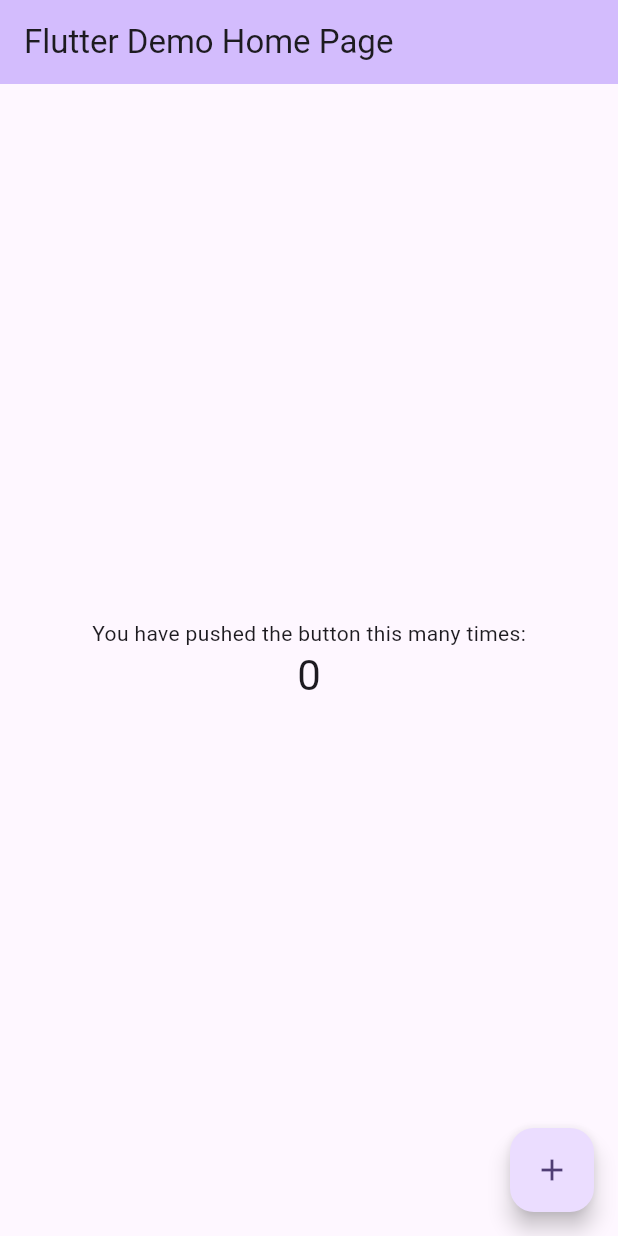
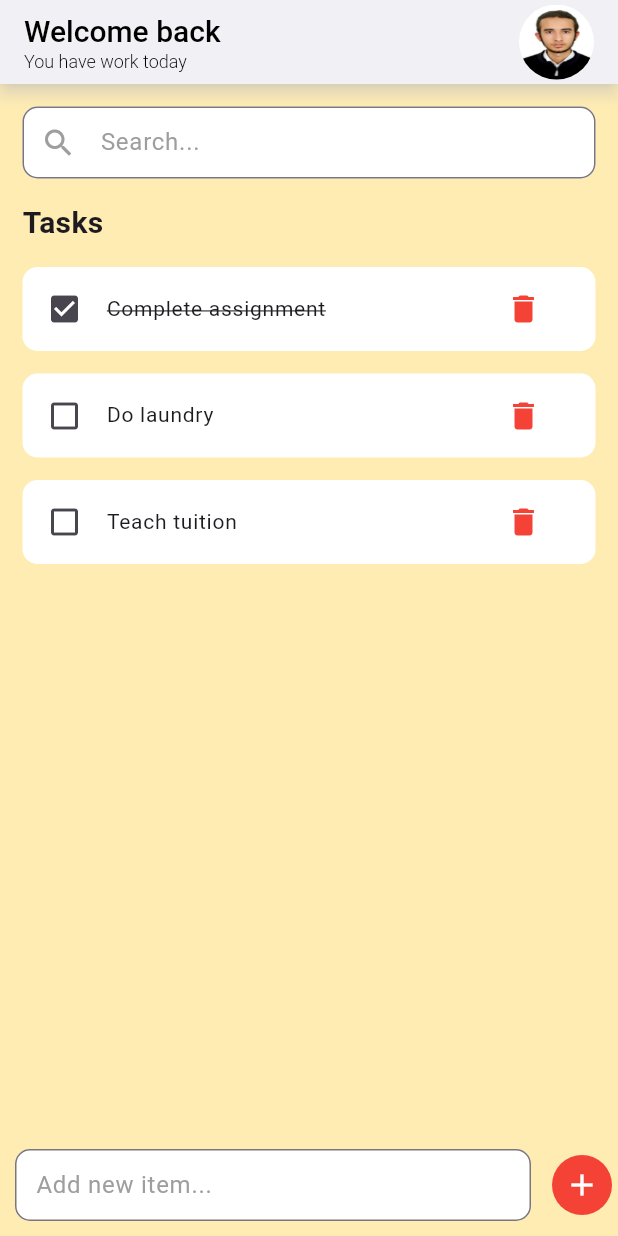
Before and after one commit to nlzza/to_do_app, a Flutter app: the screen it shows after launch, on a phone screen of 412 x 824 dp. Run offline on Flutter 3.47's test engine with Material 3 defaults, Android fonts, the phone set to English and light mode, and no system bars.

Commit message:
Final project

```diff
--- a/lib/main.dart
+++ b/lib/main.dart
@@ -1,4 +1,5 @@
 import 'package:flutter/material.dart';
+import 'screens/home.dart';
 
 void main() {
   runApp(const MyApp());
@@ -12,114 +13,12 @@ class MyApp extends StatelessWidget {
   Widget build(BuildContext context) {
     return MaterialApp(
       title: 'Flutter Demo',
+      debugShowCheckedModeBanner: false,
       theme: ThemeData(
-        // This is the theme of your application.
-        //
-        // TRY THIS: Try running your application with "flutter run". You'll see
-        // the application has a purple toolbar. Then, without quitting the app,
-        // try changing the seedColor in the colorScheme below to Colors.green
-        // and then invoke "hot reload" (save your changes or press the "hot
-        // reload" button in a Flutter-supported IDE, or press "r" if you used
-        // the command line to start the app).
-        //
-        // Notice that the counter didn't reset back to zero; the application
-        // state is not lost during the reload. To reset the state, use hot
-        // restart instead.
-        //
-        // This works for code too, not just values: Most code changes can be
-        // tested with just a hot reload.
         colorScheme: ColorScheme.fromSeed(seedColor: Colors.deepPurple),
         useMaterial3: true,
       ),
-      home: const MyHomePage(title: 'Flutter Demo Home Page'),
+      home: const MyHomePage(title: 'Welcome back'),
     );
   }
 }
-
-class MyHomePage extends StatefulWidget {
-  const MyHomePage({super.key, required this.title});
-
-  // This widget is the home page of your application. It is stateful, meaning
-  // that it has a State object (defined below) that contains fields that affect
-  // how it looks.
-
-  // This class is the configuration for the state. It holds the values (in this
-  // case the title) provided by the parent (in this case the App widget) and
-  // used by the build method of the State. Fields in a Widget subclass are
-  // always marked "final".
-
-  final String title;
-
-  @override
-  State<MyHomePage> createState() => _MyHomePageState();
-}
-
-class _MyHomePageState extends State<MyHomePage> {
-  int _counter = 0;
-
-  void _incrementCounter() {
-    setState(() {
-      // This call to setState tells the Flutter framework that something has
-      // changed in this State, which causes it to rerun the build method below
-      // so that the display can reflect the updated values. If we changed
-      // _counter without calling setState(), then the build method would not be
-      // called again, and so nothing would appear to happen.
-      _counter++;
-    });
-  }
-
-  @override
-  Widget build(BuildContext context) {
-    // This method is rerun every time setState is called, for instance as done
-    // by the _incrementCounter method above.
-    //
-    // The Flutter framework has been optimized to make rerunning build methods
-    // fast, so that you can just rebuild anything that needs updating rather
-    // than having to individually change instances of widgets.
-    return Scaffold(
-      appBar: AppBar(
-        // TRY THIS: Try changing the color here to a specific color (to
-        // Colors.amber, perhaps?) and trigger a hot reload to see the AppBar
-        // change color while the other colors stay the same.
-        backgroundColor: Theme.of(context).colorScheme.inversePrimary,
-        // Here we take the value from the MyHomePage object that was created by
-        // the App.build method, and use it to set our appbar title.
-        title: Text(widget.title),
-      ),
-      body: Center(
-        // Center is a layout widget. It takes a single child and positions it
-        // in the middle of the parent.
-        child: Column(
-          // Column is also a layout widget. It takes a list of children and
-          // arranges them vertically. By default, it sizes itself to fit its
-          // children horizontally, and tries to be as tall as its parent.
-          //
-          // Column has various properties to control how it sizes itself and
-          // how it positions its children. Here we use mainAxisAlignment to
-          // center the children vertically; the main axis here is the vertical
-          // axis because Columns are vertical (the cross axis would be
-          // horizontal).
-          //
-          // TRY THIS: Invoke "debug painting" (choose the "Toggle Debug Paint"
-          // action in the IDE, or press "p" in the console), to see the
-          // wireframe for each widget.
-          mainAxisAlignment: MainAxisAlignment.center,
-          children: <Widget>[
-            const Text(
-              'You have pushed the button this many times:',
-            ),
-            Text(
-              '$_counter',
-              style: Theme.of(context).textTheme.headlineMedium,
-            ),
-          ],
-        ),
-      ),
-      floatingActionButton: FloatingActionButton(
-        onPressed: _incrementCounter,
-        tooltip: 'Increment',
-        child: const Icon(Icons.add),
-      ), // This trailing comma makes auto-formatting nicer for build methods.
-    );
-  }
-}
--- /dev/null
+++ b/lib/models/todo_list.dart
@@ -0,0 +1,17 @@
+class ToDoList {
+  String? id;
+  String? text;
+  bool isDone;
+
+  ToDoList({
+    required this.id,
+    required this.text,
+    this.isDone = false,
+  });
+
+  static List<ToDoList> tasks = [
+    ToDoList(id: "1", text: "Complete assignment", isDone: true),
+    ToDoList(id: "2", text: "Do laundry"),
+    ToDoList(id: "3", text: "Teach tuition"),
+  ];
+}
--- /dev/null
+++ b/lib/screens/home.dart
@@ -0,0 +1,170 @@
+import 'package:flutter/material.dart';
+import 'package:to_do_app/models/todo_list.dart';
+import 'package:to_do_app/widgets/todo_item.dart';
+
+class MyHomePage extends StatefulWidget {
+  const MyHomePage({super.key, required this.title});
+  final String title;
+
+  @override
+  State<MyHomePage> createState() => _MyHomePageState();
+}
+
+class _MyHomePageState extends State<MyHomePage> {
+  final tasks = ToDoList.tasks;
+  final _todocontroller = TextEditingController();
+
+  @override
+  Widget build(BuildContext context) {
+    return Scaffold(
+      appBar: AppBar(
+        backgroundColor: Colors.white,
+        elevation: 4,
+        shadowColor: Colors.white,
+        title: Row(
+          mainAxisAlignment: MainAxisAlignment.spaceBetween,
+          children: [
+            Column(
+              crossAxisAlignment: CrossAxisAlignment.start,
+              children: [
+                Text(
+                  widget.title,
+                  style: const TextStyle(
+                      fontSize: 20,
+                      color: Colors.black,
+                      fontWeight: FontWeight.w500),
+                ),
+                const Text(
+                  "You have work today",
+                  style: TextStyle(
+                      fontSize: 12,
+                      color: Colors.black,
+                      fontWeight: FontWeight.w300),
+                )
+              ],
+            ),
+            Container(
+              width: 50,
+              height: 50,
+              decoration: const BoxDecoration(
+                shape: BoxShape.circle,
+                image: DecorationImage(
+                  fit: BoxFit.fill,
+                  image: AssetImage("assets/images/4 copy.jpg"),
+                ),
+              ),
+            )
+          ],
+        ),
+      ),
+      body: Stack(children: [
+        Container(
+          color: Colors.amber.shade100,
+          padding: const EdgeInsets.all(15),
+          child: Column(
+            children: [
+              searchBox(),
+              Expanded(
+                child: ListView(
+                  children: [
+                    Container(
+                      margin: const EdgeInsets.only(
+                        top: 15,
+                        bottom: 15,
+                      ),
+                      child: const Text(
+                        "Tasks",
+                        style: TextStyle(
+                          fontSize: 20,
+                          fontWeight: FontWeight.w600,
+                        ),
+                      ),
+                    ),
+                    for (ToDoList t in tasks) ToDoItem(task: t)
+                  ],
+                ),
+              ),
+            ],
+          ),
+        ),
+        Align(
+            alignment: Alignment.bottomCenter,
+            child: Row(
+              children: [
+                Expanded(
+                  child: Container(
+                    margin: const EdgeInsets.all(10),
+                    decoration: BoxDecoration(
+                      color: Colors.white,
+                      borderRadius: BorderRadius.circular(10),
+                    ),
+                    child: TextField(
+                      controller: _todocontroller,
+                      textAlignVertical: TextAlignVertical.center,
+                      decoration: const InputDecoration(
+                        contentPadding: EdgeInsets.all(10),
+                        hintText: "Add new item...",
+                        hintStyle: TextStyle(color: Colors.grey),
+                        border: OutlineInputBorder(
+                            borderSide: BorderSide(width: 1),
+                            borderRadius: BorderRadius.all(
+                              Radius.circular(10),
+                            )),
+                      ),
+                    ),
+                  ),
+                ),
+                IconButton(
+                  onPressed: () {
+                    addItem(_todocontroller.text);
+                  },
+                  icon: const Icon(
+                    Icons.add,
+                    color: Colors.white,
+                  ),
+                  style: ButtonStyle(
+                      backgroundColor: MaterialStateColor.resolveWith(
+                          (states) => Colors.red)),
+                )
+              ],
+            )),
+      ]),
+    );
+  }
+
+  Widget searchBox() {
+    return Container(
+      decoration: BoxDecoration(
+        borderRadius: BorderRadius.circular(10),
+        color: Colors.white,
+      ),
+      child: const TextField(
+        textAlignVertical: TextAlignVertical.center,
+        decoration: InputDecoration(
+          contentPadding: EdgeInsets.all(0),
+          prefixIcon: Icon(
+            Icons.search,
+            color: Colors.grey,
+          ),
+          hintText: "Search...",
+          hintStyle: TextStyle(color: Colors.grey),
+          border: OutlineInputBorder(
+              borderSide: BorderSide(width: 1),
+              borderRadius: BorderRadius.all(
+                Radius.circular(10),
+              )),
+        ),
+      ),
+    );
+  }
+
+  void addItem(String task) {
+    setState(() {
+      ToDoList.tasks.add(ToDoList(
+        id: DateTime.now().millisecondsSinceEpoch.toString(),
+        text: task,
+      ));
+    });
+    _todocontroller.clear();
+  }
+}
--- /dev/null
+++ b/lib/widgets/todo_item.dart
@@ -0,0 +1,43 @@
+import 'package:flutter/material.dart';
+import 'package:to_do_app/models/todo_list.dart';
+
+class ToDoItem extends StatelessWidget {
+  const ToDoItem({Key? key, required this.task}) : super(key: key);
+  final ToDoList task;
+
+  @override
+  Widget build(BuildContext context) {
+    return Container(
+      margin: const EdgeInsets.only(bottom: 15),
+      decoration: BoxDecoration(
+        borderRadius: BorderRadius.circular(10),
+        color: Colors.white,
+      ),
+      child: ListTile(
+        onTap: () {
+          //
+        },
+        shape: RoundedRectangleBorder(
+          borderRadius: BorderRadius.circular(10),
+        ),
+        leading: task.isDone
+            ? const Icon(Icons.check_box)
+            : const Icon(Icons.check_box_outline_blank),
+        title: Text(
+          task.text!,
+          style: TextStyle(
+            fontSize: 14,
+            decoration: task.isDone ? TextDecoration.lineThrough : null,
+          ),
+        ),
+        trailing: IconButton(
+          icon: const Icon(Icons.delete),
+          color: Colors.red,
+          onPressed: () {
+            // print("DELETE");
+          },
+        ),
+      ),
+    );
+  }
+}
--- a/pubspec.yaml
+++ b/pubspec.yaml
@@ -59,7 +59,8 @@ flutter:
   uses-material-design: true
 
   # To add assets to your application, add an assets section, like this:
-  # assets:
+  assets:
+    - assets/images/
   #   - images/a_dot_burr.jpeg
   #   - images/a_dot_ham.jpeg
 
```
Also changed, not shown: assets/images/4 copy.jpg (added), 101 other files.
